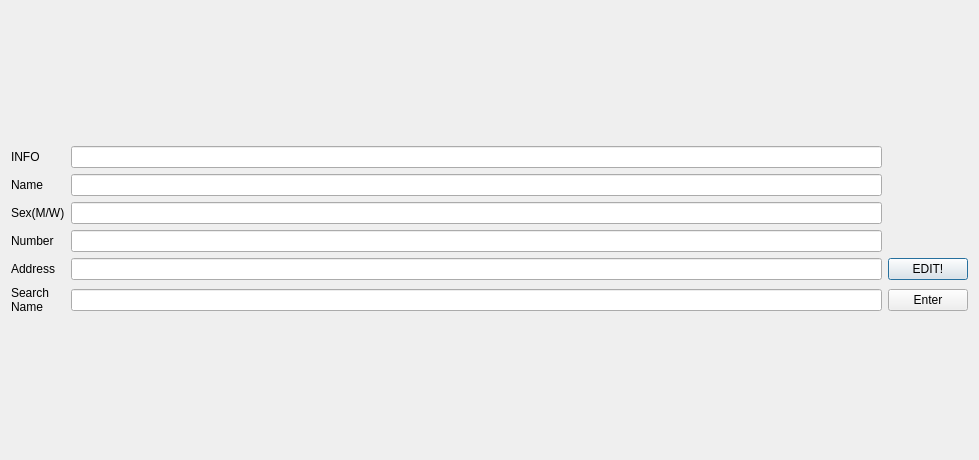
This is edit_newwindow.ui in minseokkim27/2mygit as Qt 5 draws it before an edit. The edited form follows.
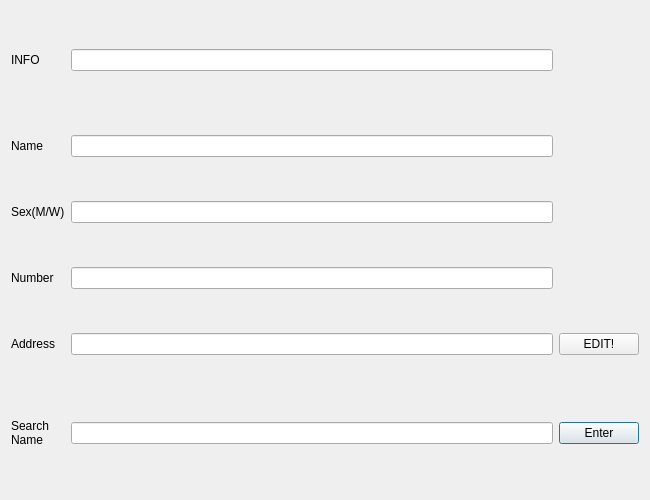
This is the edited form.

What changed in the file:
```diff
--- a/edit_newwindow.ui
+++ b/edit_newwindow.ui
@@ -6,8 +6,8 @@
    <rect>
     <x>0</x>
     <y>0</y>
-    <width>979</width>
-    <height>460</height>
+    <width>650</width>
+    <height>500</height>
    </rect>
   </property>
   <property name="windowTitle">
@@ -16,14 +16,31 @@
   <layout class="QVBoxLayout" name="verticalLayout">
    <item>
     <layout class="QGridLayout" name="gridLayout">
-     <item row="3" column="0">
-      <widget class="QLabel" name="label_Sex">
+     <item row="1" column="0">
+      <widget class="QLabel" name="label">
        <property name="text">
-        <string>Sex(M/W)</string>
+        <string>INFO</string>
        </property>
       </widget>
      </item>
-     <item row="6" column="0">
+     <item row="8" column="2">
+      <widget class="QLineEdit" name="lineEdit_SearchName"/>
+     </item>
+     <item row="8" column="3">
+      <widget class="QPushButton" name="pushButton_Enter">
+       <property name="text">
+        <string>Enter</string>
+       </property>
+      </widget>
+     </item>
+     <item row="6" column="3">
+      <widget class="QPushButton" name="pushButton_Edit">
+       <property name="text">
+        <string>EDIT!</string>
+       </property>
+      </widget>
+     </item>
+     <item row="8" column="0">
       <widget class="QLabel" name="label_SearchName">
        <property name="text">
         <string>Search
@@ -31,65 +48,74 @@
        </property>
       </widget>
      </item>
-     <item row="2" column="2">
+     <item row="4" column="2">
+      <widget class="QLineEdit" name="lineEdit_Sex"/>
+     </item>
+     <item row="3" column="2">
       <widget class="QLineEdit" name="lineEdit_Name"/>
      </item>
-     <item row="2" column="0">
+     <item row="5" column="2">
+      <widget class="QLineEdit" name="lineEdit_Num"/>
+     </item>
+     <item row="5" column="0">
+      <widget class="QLabel" name="label_Number">
+       <property name="text">
+        <string>Number</string>
+       </property>
+      </widget>
+     </item>
+     <item row="7" column="2">
+      <spacer name="horizontalSpacer">
+       <property name="orientation">
+        <enum>Qt::Horizontal</enum>
+       </property>
+       <property name="sizeHint" stdset="0">
+        <size>
+         <width>40</width>
+         <height>20</height>
+        </size>
+       </property>
+      </spacer>
+     </item>
+     <item row="3" column="0">
       <widget class="QLabel" name="label_Name">
        <property name="text">
         <string>Name</string>
        </property>
       </widget>
      </item>
-     <item row="6" column="2">
-      <widget class="QLineEdit" name="lineEdit_SearchName"/>
-     </item>
      <item row="4" column="0">
-      <widget class="QLabel" name="label_Number">
+      <widget class="QLabel" name="label_Sex">
        <property name="text">
-        <string>Number</string>
+        <string>Sex(M/W)</string>
        </property>
       </widget>
      </item>
-     <item row="5" column="2">
+     <item row="1" column="2">
+      <widget class="QLineEdit" name="lineEdit"/>
+     </item>
+     <item row="6" column="2">
       <widget class="QLineEdit" name="lineEdit_Address"/>
      </item>
-     <item row="5" column="0">
+     <item row="6" column="0">
       <widget class="QLabel" name="label_Address">
        <property name="text">
         <string>Address</string>
        </property>
       </widget>
      </item>
-     <item row="5" column="3">
-      <widget class="QPushButton" name="pushButton_Edit">
-       <property name="text">
-        <string>EDIT!</string>
+     <item row="2" column="2">
+      <spacer name="horizontalSpacer_2">
+       <property name="orientation">
+        <enum>Qt::Horizontal</enum>
        </property>
-      </widget>
-     </item>
-     <item row="6" column="3">
-      <widget class="QPushButton" name="pushButton_Enter">
-       <property name="text">
-        <string>Enter</string>
+       <property name="sizeHint" stdset="0">
+        <size>
+         <width>40</width>
+         <height>20</height>
+        </size>
        </property>
-      </widget>
-     </item>
-     <item row="1" column="0">
-      <widget class="QLabel" name="label">
-       <property name="text">
-        <string>INFO</string>
-       </property>
-      </widget>
-     </item>
-     <item row="1" column="2">
-      <widget class="QLineEdit" name="lineEdit"/>
-     </item>
-     <item row="3" column="2">
-      <widget class="QLineEdit" name="lineEdit_Sex"/>
-     </item>
-     <item row="4" column="2">
-      <widget class="QLineEdit" name="lineEdit_Num"/>
+      </spacer>
      </item>
     </layout>
    </item>
```
Left out of the diff: 2 changed lines with no effect on the pictures.
